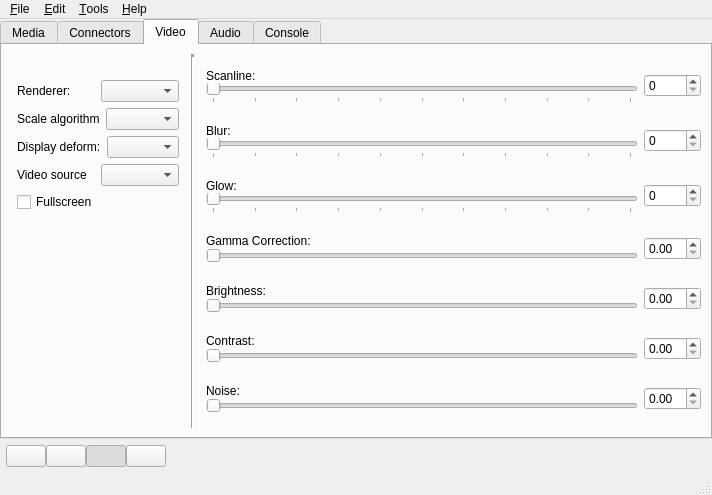
openMSX/catapult, file main.ui: the form before one commit.
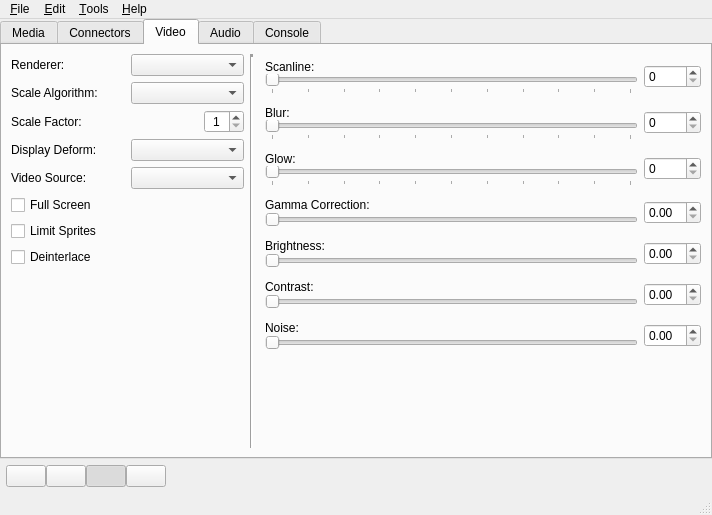
The form after the commit. The open tabs and pages were chosen to show the change. Icons and pictures are not drawn.

Commit message: Refactored special mechanisms for float and enumsettings and added a few missing video settings

What changed in the file:
```diff
--- a/main.ui
+++ b/main.ui
@@ -5,8 +5,8 @@
    <rect>
     <x>0</x>
     <y>0</y>
-    <width>504</width>
-    <height>495</height>
+    <width>502</width>
+    <height>515</height>
    </rect>
   </property>
   <property name="windowTitle" >
@@ -2108,138 +2108,25 @@
        <attribute name="title" >
         <string>Video</string>
        </attribute>
-       <layout class="QHBoxLayout" >
-        <item>
-         <layout class="QVBoxLayout" >
+       <layout class="QGridLayout" >
+        <item row="0" column="0" >
+         <layout class="QHBoxLayout" >
           <item>
-           <layout class="QVBoxLayout" >
-            <property name="spacing" >
-             <number>6</number>
+           <widget class="QLabel" name="label_2" >
+            <property name="text" >
+             <string>Renderer: </string>
             </property>
-            <property name="leftMargin" >
-             <number>6</number>
+            <property name="alignment" >
+             <set>Qt::AlignLeading|Qt::AlignLeft|Qt::AlignVCenter</set>
             </property>
-            <property name="topMargin" >
-             <number>6</number>
-            </property>
-            <property name="rightMargin" >
-             <number>6</number>
-            </property>
-            <property name="bottomMargin" >
-             <number>6</number>
-            </property>
-            <item>
-             <widget class="QLabel" name="label_7" >
-              <property name="font" >
-               <font>
-                <italic>true</italic>
-               </font>
-              </property>
-              <property name="text" >
-               <string/>
-              </property>
-              <property name="wordWrap" >
-               <bool>true</bool>
-              </property>
-             </widget>
-            </item>
-            <item>
-             <layout class="QHBoxLayout" >
-              <item>
-               <widget class="QLabel" name="label_2" >
-                <property name="text" >
-                 <string>Renderer: </string>
-                </property>
-                <property name="alignment" >
-                 <set>Qt::AlignLeading|Qt::AlignLeft|Qt::AlignVCenter</set>
-                </property>
-               </widget>
-              </item>
-              <item>
-               <widget class="QComboBox" name="rendererComboBox" />
-              </item>
-             </layout>
-            </item>
-            <item>
-             <layout class="QHBoxLayout" >
-              <item>
-               <widget class="QLabel" name="label_6" >
-                <property name="text" >
-                 <string>Scale algorithm</string>
-                </property>
-                <property name="alignment" >
-                 <set>Qt::AlignLeading|Qt::AlignLeft|Qt::AlignVCenter</set>
-                </property>
-               </widget>
-              </item>
-              <item>
-               <widget class="QComboBox" name="scalealgorithmComboBox" />
-              </item>
-             </layout>
-            </item>
-            <item>
-             <layout class="QHBoxLayout" >
-              <item>
-               <widget class="QLabel" name="label_4" >
-                <property name="text" >
-                 <string>Display deform:</string>
-                </property>
-                <property name="alignment" >
-                 <set>Qt::AlignLeading|Qt::AlignLeft|Qt::AlignVCenter</set>
-                </property>
-               </widget>
-              </item>
-              <item>
-               <widget class="QComboBox" name="displaydeformComboBox" />
-              </item>
-             </layout>
-            </item>
-            <item>
-             <layout class="QHBoxLayout" >
-              <item>
-               <widget class="QLabel" name="label_5" >
-                <property name="text" >
-                 <string>Video source</string>
-                </property>
-                <property name="alignment" >
-                 <set>Qt::AlignLeading|Qt::AlignLeft|Qt::AlignVCenter</set>
-                </property>
-               </widget>
-              </item>
-              <item>
-               <widget class="QComboBox" name="videosourceComboBox" />
-              </item>
-             </layout>
-            </item>
-            <item>
-             <layout class="QHBoxLayout" >
-              <item>
-               <widget class="QCheckBox" name="fullscreen" >
-                <property name="text" >
-                 <string>Fullscreen</string>
-                </property>
-               </widget>
-              </item>
-             </layout>
-            </item>
-           </layout>
+           </widget>
           </item>
           <item>
-           <spacer>
-            <property name="orientation" >
-             <enum>Qt::Vertical</enum>
-            </property>
-            <property name="sizeHint" >
-             <size>
-              <width>20</width>
-              <height>131</height>
-             </size>
-            </property>
-           </spacer>
+           <widget class="QComboBox" name="rendererComboBox" />
           </item>
          </layout>
         </item>
-        <item>
+        <item rowspan="9" row="0" column="1" >
          <widget class="Line" name="line" >
           <property name="frameShadow" >
            <enum>QFrame::Sunken</enum>
@@ -2252,7 +2139,7 @@
           </property>
          </widget>
         </item>
-        <item>
+        <item rowspan="9" row="0" column="2" >
          <layout class="QGridLayout" >
           <property name="leftMargin" >
            <number>0</number>
@@ -2594,8 +2481,140 @@
             </property>
            </widget>
           </item>
+          <item row="7" column="0" >
+           <spacer>
+            <property name="orientation" >
+             <enum>Qt::Vertical</enum>
+            </property>
+            <property name="sizeHint" >
+             <size>
+              <width>20</width>
+              <height>1</height>
+             </size>
+            </property>
+           </spacer>
+          </item>
          </layout>
         </item>
+        <item row="1" column="0" >
+         <layout class="QHBoxLayout" >
+          <item>
+           <widget class="QLabel" name="label_6" >
+            <property name="text" >
+             <string>Scale Algorithm:</string>
+            </property>
+            <property name="alignment" >
+             <set>Qt::AlignLeading|Qt::AlignLeft|Qt::AlignVCenter</set>
+            </property>
+           </widget>
+          </item>
+          <item>
+           <widget class="QComboBox" name="scalealgorithmComboBox" />
+          </item>
+         </layout>
+        </item>
+        <item row="2" column="0" >
+         <layout class="QHBoxLayout" >
+          <item>
+           <widget class="QLabel" name="label_9" >
+            <property name="text" >
+             <string>Scale Factor:</string>
+            </property>
+           </widget>
+          </item>
+          <item>
+           <widget class="QSpinBox" name="scaleFactorSpinBox" >
+            <property name="maximumSize" >
+             <size>
+              <width>40</width>
+              <height>16777215</height>
+             </size>
+            </property>
+            <property name="alignment" >
+             <set>Qt::AlignCenter</set>
+            </property>
+            <property name="minimum" >
+             <number>1</number>
+            </property>
+            <property name="maximum" >
+             <number>9</number>
+            </property>
+           </widget>
+          </item>
+         </layout>
+        </item>
+        <item row="3" column="0" >
+         <layout class="QHBoxLayout" >
+          <item>
+           <widget class="QLabel" name="label_4" >
+            <property name="text" >
+             <string>Display Deform:</string>
+            </property>
+            <property name="alignment" >
+             <set>Qt::AlignLeading|Qt::AlignLeft|Qt::AlignVCenter</set>
+            </property>
+           </widget>
+          </item>
+          <item>
+           <widget class="QComboBox" name="displaydeformComboBox" />
+          </item>
+         </layout>
+        </item>
+        <item row="4" column="0" >
+         <layout class="QHBoxLayout" >
+          <item>
+           <widget class="QLabel" name="label_5" >
+            <property name="text" >
+             <string>Video Source:</string>
+            </property>
+            <property name="alignment" >
+             <set>Qt::AlignLeading|Qt::AlignLeft|Qt::AlignVCenter</set>
+            </property>
+           </widget>
+          </item>
+          <item>
+           <widget class="QComboBox" name="videosourceComboBox" />
+          </item>
+         </layout>
+        </item>
+        <item row="5" column="0" >
+         <layout class="QHBoxLayout" >
+          <item>
+           <widget class="QCheckBox" name="fullscreen" >
+            <property name="text" >
+             <string>Full Screen</string>
+            </property>
+           </widget>
+          </item>
+         </layout>
+        </item>
+        <item row="6" column="0" >
+         <widget class="QCheckBox" name="limitsprites" >
+          <property name="text" >
+           <string>Limit Sprites</string>
+          </property>
+         </widget>
+        </item>
+        <item row="7" column="0" >
+         <widget class="QCheckBox" name="deinterlace" >
+          <property name="text" >
+           <string>Deinterlace</string>
+          </property>
+         </widget>
+        </item>
+        <item row="8" column="0" >
+         <spacer>
+          <property name="orientation" >
+           <enum>Qt::Vertical</enum>
+          </property>
+          <property name="sizeHint" >
+           <size>
+            <width>233</width>
+            <height>21</height>
+           </size>
+          </property>
+         </spacer>
+        </item>
        </layout>
       </widget>
       <widget class="QWidget" name="audioTab" >
```
Left out of the diff: 2 changed lines with no effect on the pictures. The commit also changes 3 other files.
